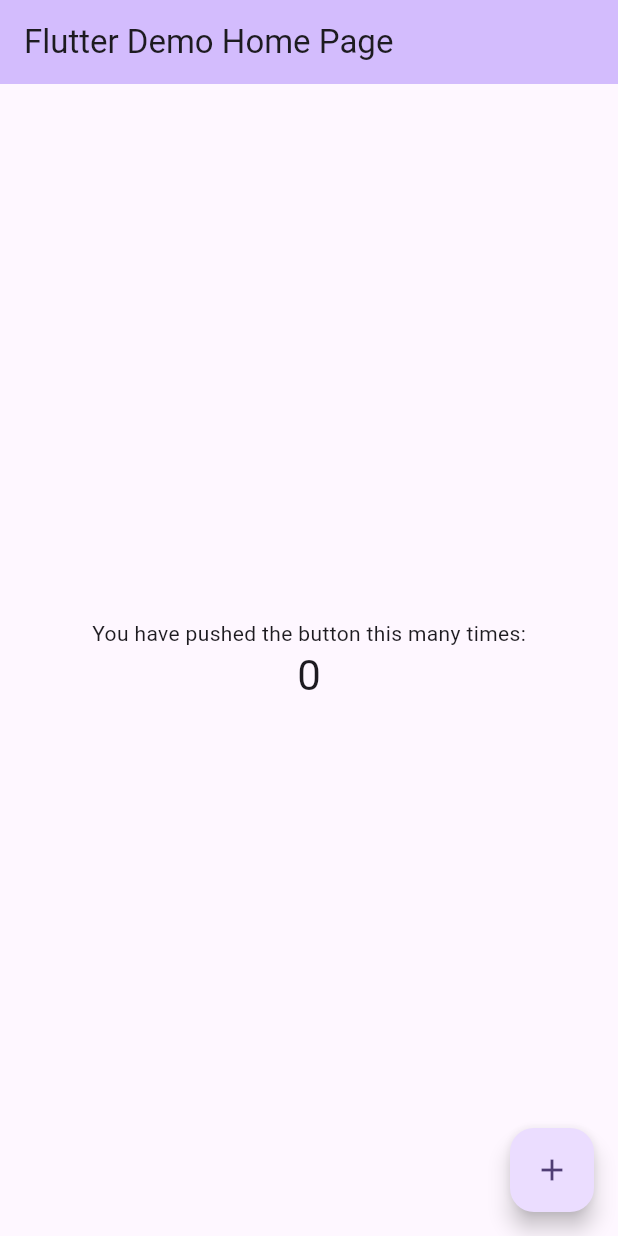
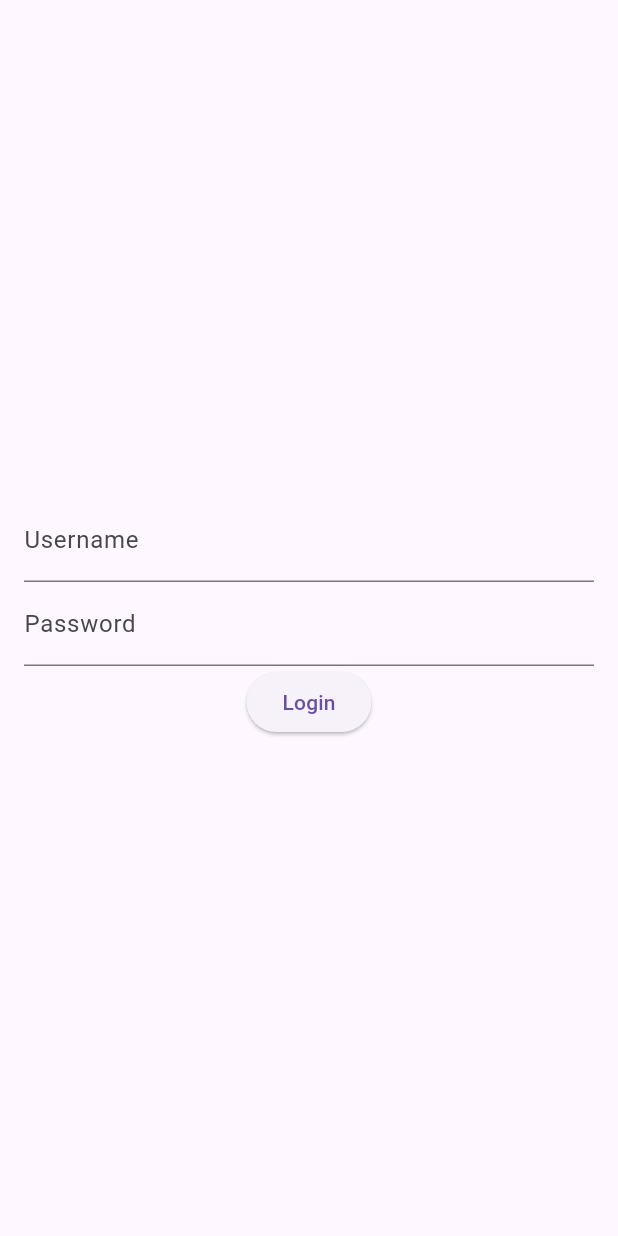
Before and after one commit to leandroncosta/blog-api, a Flutter app: the screen it shows after launch, on a phone screen of 412 x 824 dp. Run offline on Flutter 3.47's test engine with Material 3 defaults, Android fonts, the phone set to English and light mode, and no system bars; our stand-ins replace shared_preferences.

Commit message:
feat: added loginpage

```diff
--- a/front/flutter_application/lib/main.dart
+++ b/front/flutter_application/lib/main.dart
@@ -1,125 +1,17 @@
 import 'package:flutter/material.dart';
+import 'package:flutter_application/pages/login_page.dart';
 
-void main() {
-  runApp(const MyApp());
+void main() { //add this
+    runApp(const MyApp());
 }
 
 class MyApp extends StatelessWidget {
   const MyApp({super.key});
 
-  // This widget is the root of your application.
   @override
   Widget build(BuildContext context) {
-    return MaterialApp(
-      title: 'Flutter Demo',
-      theme: ThemeData(
-        // This is the theme of your application.
-        //
-        // TRY THIS: Try running your application with "flutter run". You'll see
-        // the application has a purple toolbar. Then, without quitting the app,
-        // try changing the seedColor in the colorScheme below to Colors.green
-        // and then invoke "hot reload" (save your changes or press the "hot
-        // reload" button in a Flutter-supported IDE, or press "r" if you used
-        // the command line to start the app).
-        //
-        // Notice that the counter didn't reset back to zero; the application
-        // state is not lost during the reload. To reset the state, use hot
-        // restart instead.
-        //
-        // This works for code too, not just values: Most code changes can be
-        // tested with just a hot reload.
-        colorScheme: ColorScheme.fromSeed(seedColor: Colors.deepPurple),
-        useMaterial3: true,
-      ),
-      home: const MyHomePage(title: 'Flutter Demo Home Page'),
+    return const MaterialApp(
+      home: LoginPage(),
     );
   }
 }
-
-class MyHomePage extends StatefulWidget {
-  const MyHomePage({super.key, required this.title});
-
-  // This widget is the home page of your application. It is stateful, meaning
-  // that it has a State object (defined below) that contains fields that affect
-  // how it looks.
-
-  // This class is the configuration for the state. It holds the values (in this
-  // case the title) provided by the parent (in this case the App widget) and
-  // used by the build method of the State. Fields in a Widget subclass are
-  // always marked "final".
-
-  final String title;
-
-  @override
-  State<MyHomePage> createState() => _MyHomePageState();
-}
-
-class _MyHomePageState extends State<MyHomePage> {
-  int _counter = 0;
-
-  void _incrementCounter() {
-    setState(() {
-      // This call to setState tells the Flutter framework that something has
-      // changed in this State, which causes it to rerun the build method below
-      // so that the display can reflect the updated values. If we changed
-      // _counter without calling setState(), then the build method would not be
-      // called again, and so nothing would appear to happen.
-      _counter++;
-    });
-  }
-
-  @override
-  Widget build(BuildContext context) {
-    // This method is rerun every time setState is called, for instance as done
-    // by the _incrementCounter method above.
-    //
-    // The Flutter framework has been optimized to make rerunning build methods
-    // fast, so that you can just rebuild anything that needs updating rather
-    // than having to individually change instances of widgets.
-    return Scaffold(
-      appBar: AppBar(
-        // TRY THIS: Try changing the color here to a specific color (to
-        // Colors.amber, perhaps?) and trigger a hot reload to see the AppBar
-        // change color while the other colors stay the same.
-        backgroundColor: Theme.of(context).colorScheme.inversePrimary,
-        // Here we take the value from the MyHomePage object that was created by
-        // the App.build method, and use it to set our appbar title.
-        title: Text(widget.title),
-      ),
-      body: Center(
-        // Center is a layout widget. It takes a single child and positions it
-        // in the middle of the parent.
-        child: Column(
-          // Column is also a layout widget. It takes a list of children and
-          // arranges them vertically. By default, it sizes itself to fit its
-          // children horizontally, and tries to be as tall as its parent.
-          //
-          // Column has various properties to control how it sizes itself and
-          // how it positions its children. Here we use mainAxisAlignment to
-          // center the children vertically; the main axis here is the vertical
-          // axis because Columns are vertical (the cross axis would be
-          // horizontal).
-          //
-          // TRY THIS: Invoke "debug painting" (choose the "Toggle Debug Paint"
-          // action in the IDE, or press "p" in the console), to see the
-          // wireframe for each widget.
-          mainAxisAlignment: MainAxisAlignment.center,
-          children: <Widget>[
-            const Text(
-              'You have pushed the button this many times:',
-            ),
-            Text(
-              '$_counter',
-              style: Theme.of(context).textTheme.headlineMedium,
-            ),
-          ],
-        ),
-      ),
-      floatingActionButton: FloatingActionButton(
-        onPressed: _incrementCounter,
-        tooltip: 'Increment',
-        child: const Icon(Icons.add),
-      ), // This trailing comma makes auto-formatting nicer for build methods.
-    );
-  }
-}
--- /dev/null
+++ b/front/flutter_application/lib/pages/login_page.dart
@@ -0,0 +1,114 @@
+import 'dart:convert';
+import 'package:flutter/material.dart';
+import 'package:flutter_application/pages/home_page.dart';
+import 'package:shared_preferences/shared_preferences.dart';
+import 'package:http/http.dart' as http;
+
+class LoginPage extends StatefulWidget {
+  const LoginPage({super.key});
+
+  @override
+  State<LoginPage> createState() => _LoginPageState();
+}
+
+class _LoginPageState extends State<LoginPage> {
+  final _formKey = GlobalKey<FormState>();
+  final _userController = TextEditingController();
+  final _passwordController = TextEditingController();
+
+  @override
+  Widget build(BuildContext context) {
+    return Scaffold(
+      body: Form(
+        key: _formKey,
+        child: Center(
+          child: SingleChildScrollView(
+            padding: const EdgeInsets.symmetric(horizontal: 16),
+            child: Column(
+              children: [
+                TextFormField(
+                  decoration: const InputDecoration(
+                    labelText: 'Username',
+                  ),
+                  controller: _userController,
+                  keyboardType: TextInputType.text,
+                  validator: (user) {
+                    if (user == null || user.isEmpty) {
+                      return 'Please, type your username';
+                    }
+                    return null;
+                  },
+                ),
+                TextFormField(
+                  decoration: const InputDecoration(
+                    labelText: 'Password',
+                  ),
+                  controller: _passwordController,
+                  obscureText: true,  // Torna o texto da senha invisível
+                  validator: (password) {
+                    if (password == null || password.isEmpty) {
+                      return "Please type your password";
+                    }
+                    return null;
+                  },
+                ),
+                ElevatedButton(
+                  onPressed: () async {
+                    if (_formKey.currentState!.validate()) {
+                      FocusScopeNode currentFocus = FocusScope.of(context);
+                      bool successfullyLogin = await login();
+                      if (!currentFocus.hasPrimaryFocus) {
+                        currentFocus.unfocus();
+                      }
+                      if (successfullyLogin) {
+                        Navigator.pushReplacement(
+                          context,
+                          MaterialPageRoute(builder: (context) => HomePage()),
+                        );
+                      } else {
+                        _passwordController.clear();
+                        ScaffoldMessenger.of(context).showSnackBar(snackBar);
+                      }
+                    }
+                  },
+                  child: const Text("Login"),
+                ),
+              ],
+            ),
+          ),
+        ),
+      ),
+    );
+  }
+
+  final snackBar = const SnackBar(content: Text("E-mail or password invalid"));
+
+  Future<bool> login() async {
+    SharedPreferences sharedPreference = await SharedPreferences.getInstance();
+    try {
+      var url = Uri.parse("http://localhost:5210/api/login");
+      var response = await http.post(
+        url,
+        headers: {'Content-Type': 'application/json'},
+        body: jsonEncode({
+          'userName': _userController.text,
+          'password': _passwordController.text,
+        }),
+      );
+
+      if (response.statusCode == 200) {
+        final token = jsonDecode(response.body)['token'];
+        SharedPreferences prefs = await SharedPreferences.getInstance();
+        prefs.setString('auth_token', token);
+        print(token);
+        return true;
+      } else {
+        print("Error: ${response.statusCode} - ${response.body}");
+        return false;
+      }
+    } catch (e) {
+      print("Error: $e");
+      return false;
+    }
+  }
+}
--- a/front/flutter_application/pubspec.yaml
+++ b/front/flutter_application/pubspec.yaml
@@ -35,6 +35,8 @@ dependencies:
   # The following adds the Cupertino Icons font to your application.
   # Use with the CupertinoIcons class for iOS style icons.
   cupertino_icons: ^1.0.8
+  http: ^1.2.2
+  shared_preferences: ^2.3.4
 
 dev_dependencies:
   flutter_test:
```
Also changed, not shown: front/flutter_application/lib/pages/home_page.dart (added, +16 -0 lines), front/flutter_application/lib/pages/welcome_page.dart (added, +49 -0 lines), front/flutter_application/pubspec.lock, 2 other files.
